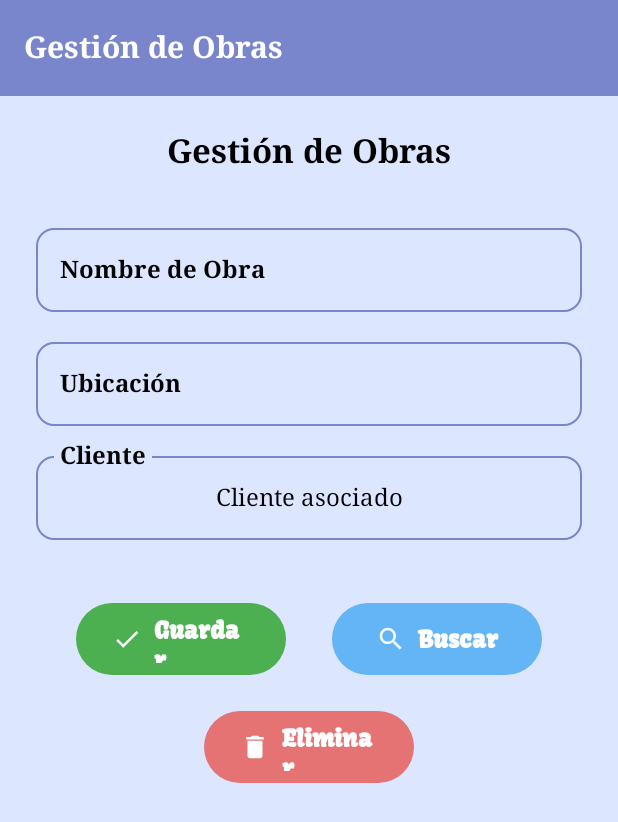
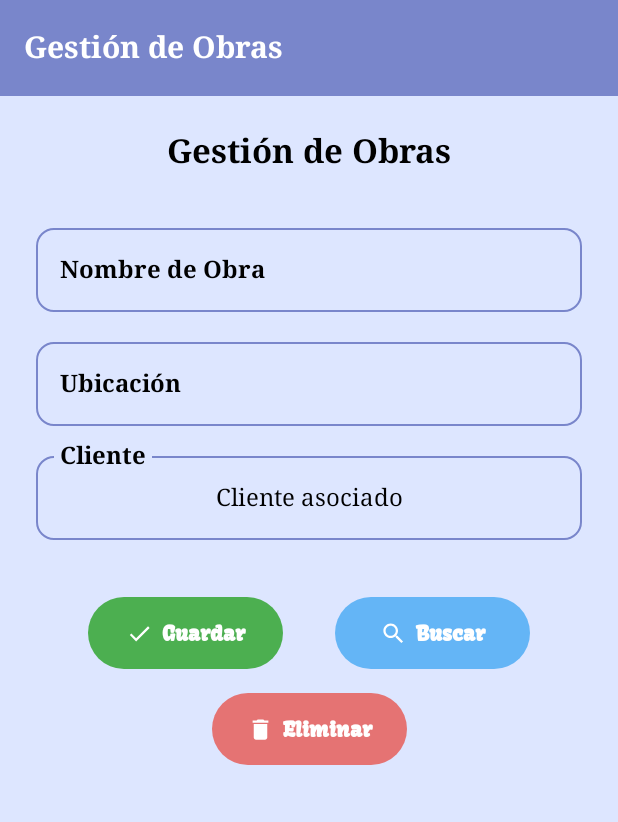
Before and after one commit to constructor1402/InventariadosApp, an Android app built with Jetpack Compose: the screen it shows after launch (MainActivity), on a phone screen of 412 x 824 dp. Shown: the top 822 px of the screen. Run offline under Robolectric (Android 15) with nearby library versions, the phone set to English and light mode, and no system bars.

Commit message:
Correcion apartado de obras botones

```diff
--- a/app/src/main/java/com/example/inventariadosapp/admin/obra/GestionObraScreen.kt
+++ b/app/src/main/java/com/example/inventariadosapp/admin/obra/GestionObraScreen.kt
@@ -4,6 +4,10 @@ import androidx.compose.foundation.background
 import androidx.compose.foundation.layout.*
 import androidx.compose.foundation.rememberScrollState
 import androidx.compose.foundation.verticalScroll
+import androidx.compose.material.icons.Icons
+import androidx.compose.material.icons.filled.Delete
+import androidx.compose.material.icons.filled.Done
+import androidx.compose.material.icons.filled.Search
 import androidx.compose.material3.*
 import androidx.compose.runtime.Composable
 import androidx.compose.ui.Alignment
@@ -59,7 +63,7 @@ fun GestionObraScreen(
             Text(
                 text = "Gestión de Obras",
                 style = TextStyle(
-                    fontFamily = FontFamily.Serif, // Reemplazar por Kavoon
+                    fontFamily = FontFamily.Serif, // Reemplazar por Kavoon si deseas
                     fontWeight = FontWeight.Bold,
                     fontSize = 22.sp,
                     color = Color.Black
@@ -103,13 +107,13 @@ fun GestionObraScreen(
                 ObraActionButton(
                     text = "Guardar",
                     color = Color(0xFF4CAF50),
-                    icon = "done",
+                    icon = Icons.Filled.Done, // ✅ Cambiado a ImageVector
                     onClick = viewModel::guardarObra
                 )
                 ObraActionButton(
                     text = "Buscar",
                     color = Color(0xFF64B5F6),
-                    icon = "search",
+                    icon = Icons.Filled.Search, // ✅ Cambiado a ImageVector
                     onClick = { viewModel.buscarObra(viewModel.nombreObra) }
                 )
             }
@@ -120,7 +124,7 @@ fun GestionObraScreen(
             ObraActionButton(
                 text = "Eliminar",
                 color = Color(0xFFE57373),
-                icon = "delete",
+                icon = Icons.Filled.Delete, // ✅ Cambiado a ImageVector
                 onClick = viewModel::eliminarObra
             )
 
--- a/app/src/main/java/com/example/inventariadosapp/admin/obra/components/ObraActionButton.kt
+++ b/app/src/main/java/com/example/inventariadosapp/admin/obra/components/ObraActionButton.kt
@@ -1,10 +1,6 @@
 package com.example.inventariadosapp.admin.obra.components
 
 import androidx.compose.foundation.layout.*
-import androidx.compose.material.icons.Icons
-import androidx.compose.material.icons.filled.Delete
-import androidx.compose.material.icons.filled.Done
-import androidx.compose.material.icons.filled.Search
 import androidx.compose.material3.Button
 import androidx.compose.material3.ButtonDefaults
 import androidx.compose.material3.Icon
@@ -13,49 +9,43 @@ import androidx.compose.runtime.Composable
 import androidx.compose.ui.Alignment
 import androidx.compose.ui.Modifier
 import androidx.compose.ui.graphics.Color
-import androidx.compose.ui.graphics.vector.ImageVector
+import androidx.compose.ui.text.font.FontWeight
 import androidx.compose.ui.unit.dp
 import androidx.compose.ui.unit.sp
-import androidx.compose.ui.text.font.FontWeight
+import androidx.compose.ui.graphics.vector.ImageVector
 
 @Composable
 fun ObraActionButton(
     text: String,
     color: Color,
-    icon: String, // seguimos recibiendo un string
+    icon: ImageVector,
     onClick: () -> Unit
 ) {
-    val iconVector: ImageVector = when (icon.lowercase()) {
-        "done" -> Icons.Default.Done
-        "search" -> Icons.Default.Search
-        "delete" -> Icons.Default.Delete
-        else -> Icons.Default.Done
-    }
-
     Button(
         onClick = onClick,
         colors = ButtonDefaults.buttonColors(containerColor = color),
         modifier = Modifier
-            .padding(4.dp)
-            .height(48.dp)
-            .width(140.dp)
+            .widthIn(min = 130.dp)
+            .height(48.dp),
+        contentPadding = PaddingValues(horizontal = 12.dp, vertical = 4.dp)
     ) {
         Row(
             verticalAlignment = Alignment.CenterVertically,
             horizontalArrangement = Arrangement.Center
         ) {
             Icon(
-                imageVector = iconVector,
+                imageVector = icon,
                 contentDescription = text,
                 tint = Color.White,
-                modifier = Modifier.size(20.dp)
+                modifier = Modifier.size(18.dp)
             )
-            Spacer(modifier = Modifier.width(8.dp))
+            Spacer(modifier = Modifier.width(6.dp))
             Text(
                 text = text,
                 color = Color.White,
-                fontSize = 16.sp,
-                fontWeight = FontWeight.Bold
+                fontSize = 14.sp,
+                fontWeight = FontWeight.Bold,
+                maxLines = 1
             )
         }
     }
```
Also changed, not shown: 1 other file.
